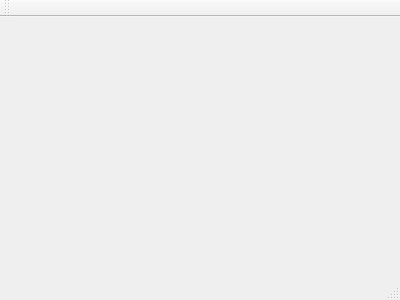
Old version of the form direcs/arduserial/mainwindow.ui in the repository markusk/direcs.
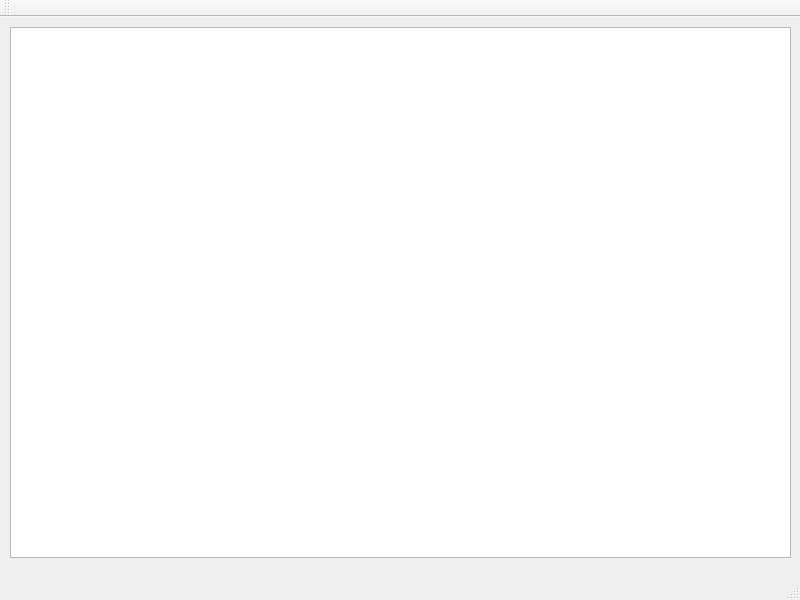
New version of the form.

Commit message: Added plain text edit field to GUI, added messages to GUI.

The edit to the form file:
```diff
--- a/direcs/arduserial/mainwindow.ui
+++ b/direcs/arduserial/mainwindow.ui
@@ -1,24 +1,50 @@
 <ui version="4.0">
  <class>MainWindow</class>
- <widget class="QMainWindow" name="MainWindow" >
-  <property name="geometry" >
+ <widget class="QMainWindow" name="MainWindow">
+  <property name="geometry">
    <rect>
     <x>0</x>
     <y>0</y>
-    <width>400</width>
-    <height>300</height>
+    <width>800</width>
+    <height>600</height>
    </rect>
   </property>
   <property name="windowTitle" >
    <string>MainWindow</string>
   </property>
-  <widget class="QMenuBar" name="menuBar" />
-  <widget class="QToolBar" name="mainToolBar" />
-  <widget class="QWidget" name="centralWidget" />
-  <widget class="QStatusBar" name="statusBar" />
+  <widget class="QWidget" name="centralWidget">
+   <widget class="QPlainTextEdit" name="plainTextEdit">
+    <property name="geometry">
+     <rect>
+      <x>10</x>
+      <y>10</y>
+      <width>781</width>
+      <height>531</height>
+     </rect>
+    </property>
+   </widget>
+  </widget>
+  <widget class="QMenuBar" name="menuBar">
+   <property name="geometry">
+    <rect>
+     <x>0</x>
+     <y>0</y>
+     <width>800</width>
+     <height>22</height>
+    </rect>
+   </property>
+  </widget>
+  <widget class="QToolBar" name="mainToolBar">
+   <attribute name="toolBarArea">
+    <enum>TopToolBarArea</enum>
+   </attribute>
+   <attribute name="toolBarBreak">
+    <bool>false</bool>
+   </attribute>
+  </widget>
+  <widget class="QStatusBar" name="statusBar"/>
  </widget>
- <layoutDefault spacing="6" margin="11" />
- <pixmapfunction></pixmapfunction>
+ <layoutdefault spacing="6" margin="11"/>
  <resources/>
  <connections/>
 </ui>
```
Left out of the diff: 3 changed lines with no effect on the pictures. The commit also changes 1 other file.
